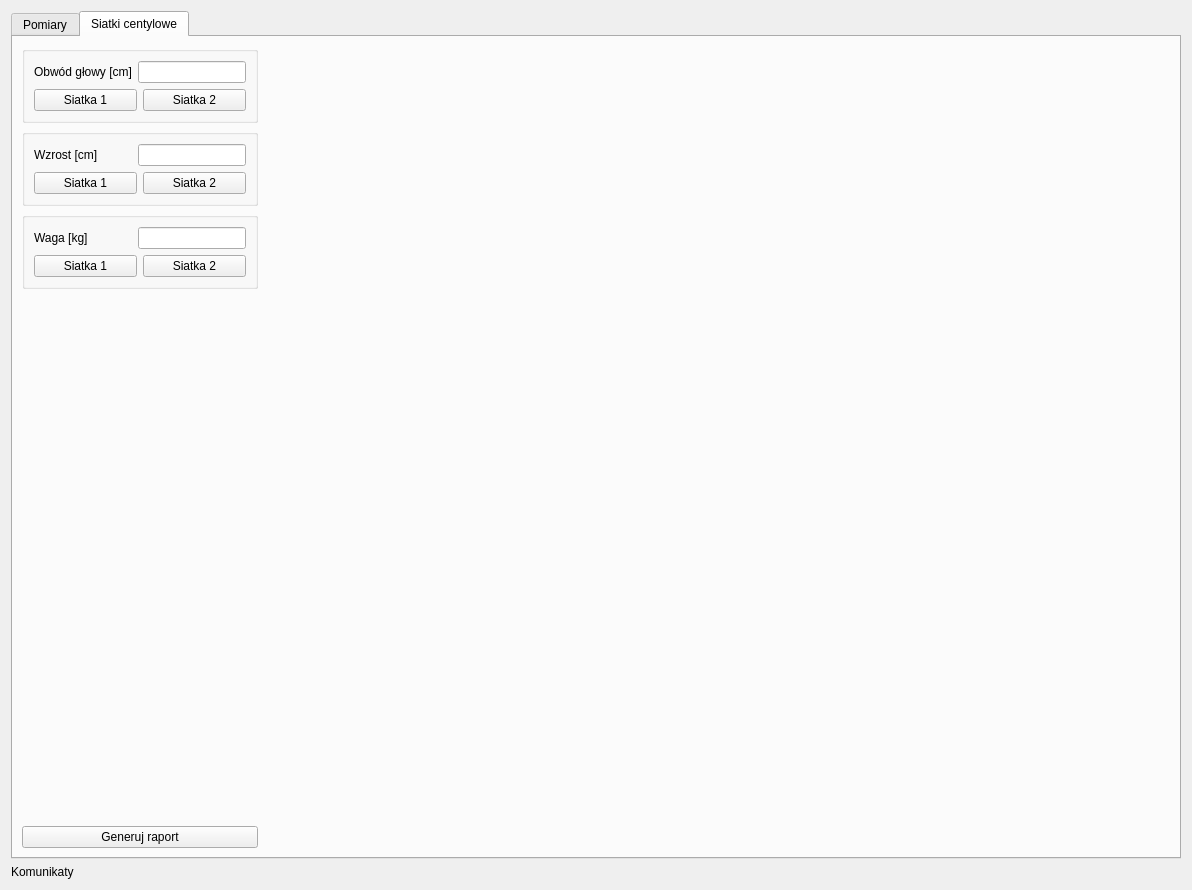
Old version of the form implementation/GUI/w_main_window.ui in the repository ocadotechnology-university/FAS-detection-support-tool.
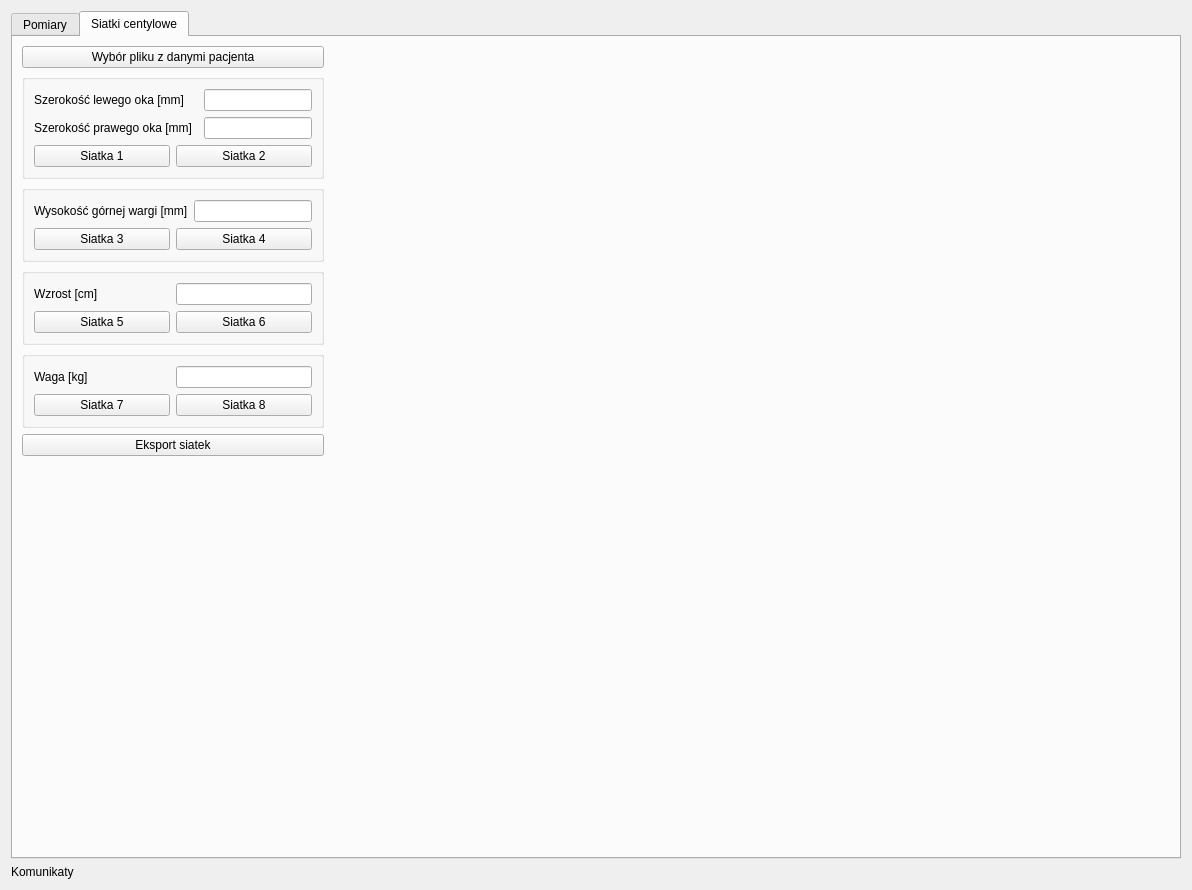
New version of the form. Icons and pictures are not drawn.

Commit message: Revert "Charts v2"

The edit to the form file:
```diff
--- a/implementation/GUI/w_main_window.ui
+++ b/implementation/GUI/w_main_window.ui
@@ -340,6 +340,98 @@
       <layout class="QHBoxLayout" name="horizontalLayout_7">
        <item>
         <layout class="QVBoxLayout" name="verticalLayout_5">
+         <item>
+          <widget class="QPushButton" name="pb_choose_file">
+           <property name="text">
+            <string>Wybór pliku z danymi pacjenta</string>
+           </property>
+          </widget>
+         </item>
+         <item>
+          <widget class="QGroupBox" name="groupBox_3">
+           <property name="sizePolicy">
+            <sizepolicy hsizetype="Minimum" vsizetype="Minimum">
+             <horstretch>0</horstretch>
+             <verstretch>0</verstretch>
+            </sizepolicy>
+           </property>
+           <property name="maximumSize">
+            <size>
+             <width>400</width>
+             <height>16777215</height>
+            </size>
+           </property>
+           <property name="title">
+            <string/>
+           </property>
+           <layout class="QGridLayout" name="gridLayout_6">
+            <item row="1" column="2">
+             <widget class="QLineEdit" name="le_LeftEyeMMChart">
+              <property name="sizePolicy">
+               <sizepolicy hsizetype="Minimum" vsizetype="Fixed">
+                <horstretch>0</horstretch>
+                <verstretch>0</verstretch>
+               </sizepolicy>
+              </property>
+             </widget>
+            </item>
+            <item row="4" column="0" colspan="3">
+             <layout class="QHBoxLayout" name="horizontalLayout_2">
+              <item>
+               <widget class="QPushButton" name="pb_chart1">
+                <property name="text">
+                 <string>Siatka 1</string>
+                </property>
+               </widget>
+              </item>
+              <item>
+               <widget class="QPushButton" name="pb_chart2">
+                <property name="text">
+                 <string>Siatka 2</string>
+                </property>
+               </widget>
+              </item>
+             </layout>
+            </item>
+            <item row="1" column="0">
+             <widget class="QLabel" name="label_6">
+              <property name="sizePolicy">
+               <sizepolicy hsizetype="Minimum" vsizetype="Preferred">
+                <horstretch>0</horstretch>
+                <verstretch>0</verstretch>
+               </sizepolicy>
+              </property>
+              <property name="text">
+               <string>Szerokość lewego oka [mm]</string>
+              </property>
+             </widget>
+            </item>
+            <item row="2" column="2">
+             <widget class="QLineEdit" name="le_RightEyeMMChart">
+              <property name="sizePolicy">
+               <sizepolicy hsizetype="Minimum" vsizetype="Fixed">
+                <horstretch>0</horstretch>
+                <verstretch>0</verstretch>
+               </sizepolicy>
+              </property>
+             </widget>
+            </item>
+            <item row="2" column="0">
+             <widget class="QLabel" name="label_7">
+              <property name="sizePolicy">
+               <sizepolicy hsizetype="Minimum" vsizetype="Preferred">
+                <horstretch>0</horstretch>
+                <verstretch>0</verstretch>
+               </sizepolicy>
+              </property>
+              <property name="text">
+               <string>Szerokość prawego oka [mm]</string>
+              </property>
+             </widget>
+            </item>
+           </layout>
+          </widget>
+         </item>
          <item>
           <widget class="QGroupBox" name="groupBox_5">
            <property name="sizePolicy">
@@ -367,23 +459,23 @@
                </sizepolicy>
               </property>
               <property name="text">
-               <string>Obwód głowy [cm]</string>
+               <string>Wysokość górnej wargi [mm]</string>
               </property>
              </widget>
             </item>
             <item row="1" column="0" colspan="2">
              <layout class="QHBoxLayout" name="horizontalLayout_3">
               <item>
-               <widget class="QPushButton" name="pb_chart1">
+               <widget class="QPushButton" name="pb_chart3">
                 <property name="text">
-                 <string>Siatka 1</string>
+                 <string>Siatka 3</string>
                 </property>
                </widget>
               </item>
               <item>
-               <widget class="QPushButton" name="pb_chart2">
+               <widget class="QPushButton" name="pb_chart4">
                 <property name="text">
-                 <string>Siatka 2</string>
+                 <string>Siatka 4</string>
                 </property>
                </widget>
               </item>
@@ -435,16 +527,16 @@
               <item row="1" column="0" colspan="2">
                <layout class="QHBoxLayout" name="horizontalLayout_5">
                 <item>
-                 <widget class="QPushButton" name="pb_chart3">
+                 <widget class="QPushButton" name="pb_chart5">
                   <property name="text">
-                   <string>Siatka 1</string>
+                   <string>Siatka 5</string>
                   </property>
                  </widget>
                 </item>
                 <item>
-                 <widget class="QPushButton" name="pb_chart4">
+                 <widget class="QPushButton" name="pb_chart6">
                   <property name="text">
-                   <string>Siatka 2</string>
+                   <string>Siatka 6</string>
                   </property>
                  </widget>
                 </item>
@@ -506,16 +598,16 @@
             <item row="1" column="0" colspan="2">
              <layout class="QHBoxLayout" name="horizontalLayout_4">
               <item>
-               <widget class="QPushButton" name="pb_chart5">
+               <widget class="QPushButton" name="pb_chart7">
                 <property name="text">
-                 <string>Siatka 1</string>
+                 <string>Siatka 7</string>
                 </property>
                </widget>
               </item>
               <item>
-               <widget class="QPushButton" name="pb_chart6">
+               <widget class="QPushButton" name="pb_chart8">
                 <property name="text">
-                 <string>Siatka 2</string>
+                 <string>Siatka 8</string>
                 </property>
                </widget>
               </item>
@@ -524,6 +616,19 @@
            </layout>
           </widget>
          </item>
+         <item>
+          <widget class="QPushButton" name="pb_exportCharts">
+           <property name="maximumSize">
+            <size>
+             <width>400</width>
+             <height>16777215</height>
+            </size>
+           </property>
+           <property name="text">
+            <string>Eksport siatek</string>
+           </property>
+          </widget>
+         </item>
          <item>
           <spacer name="verticalSpacer">
            <property name="orientation">
@@ -537,19 +642,6 @@
            </property>
           </spacer>
          </item>
-         <item>
-          <widget class="QPushButton" name="pb_exportCharts">
-           <property name="maximumSize">
-            <size>
-             <width>400</width>
-             <height>16777215</height>
-            </size>
-           </property>
-           <property name="text">
-            <string>Generuj raport</string>
-           </property>
-          </widget>
-         </item>
         </layout>
        </item>
        <item>
```
Left out of the diff: 12 changed lines with no effect on the pictures. The commit also changes 11 other files.
